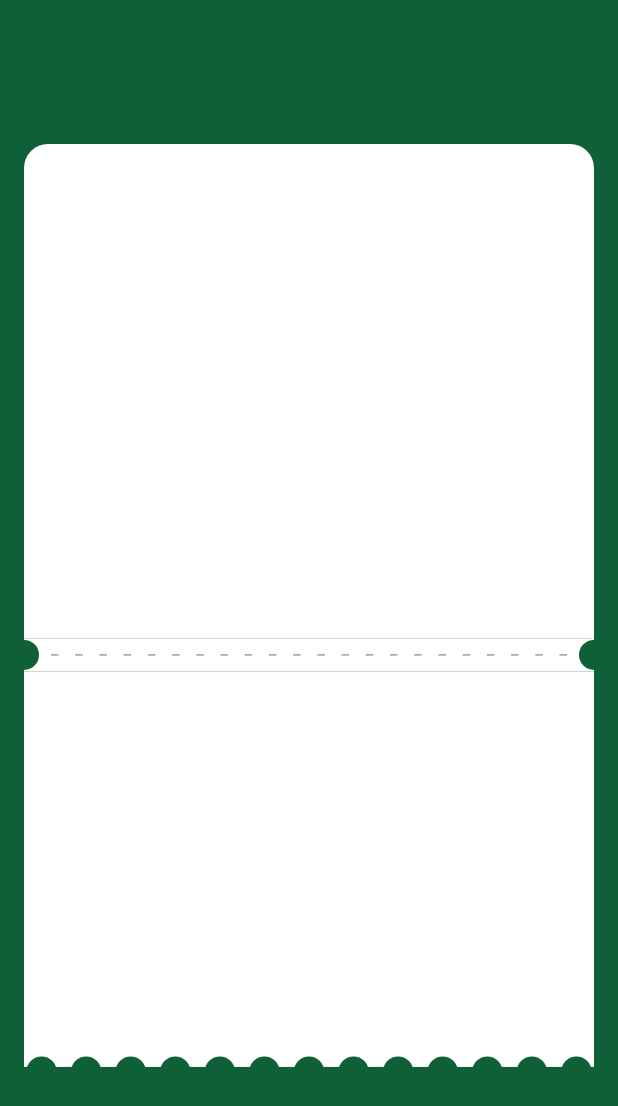
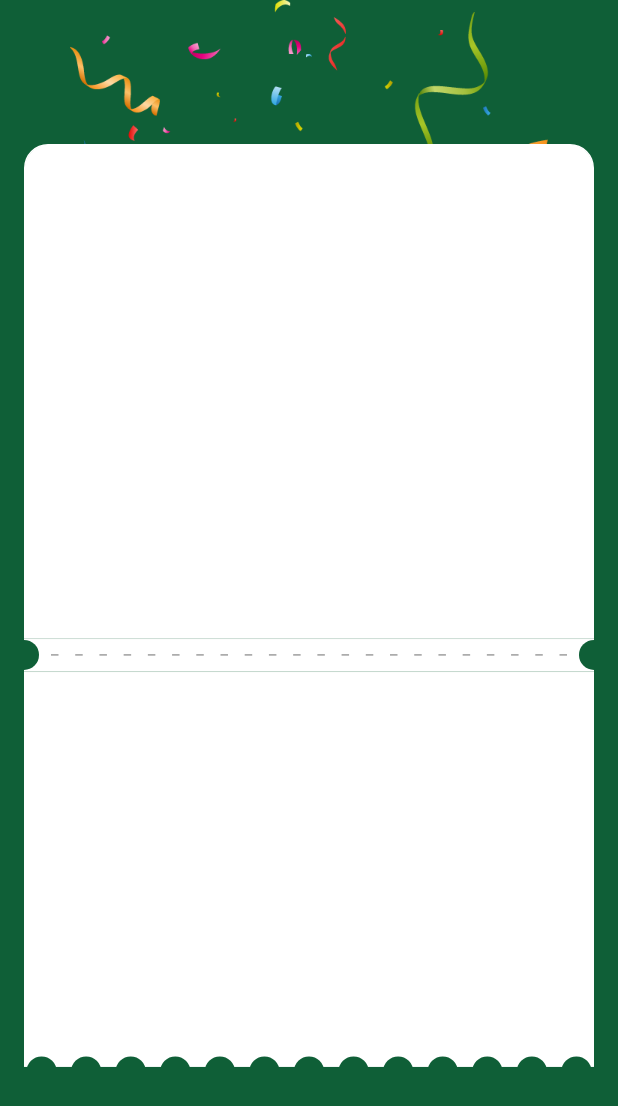
Before and after one commit to yinkyAde/receipt, a Flutter app: the screen it shows after launch, on a phone screen of 412 x 824 dp. Shown: the top 1106 px of the screen. Run offline on Flutter 3.47's test engine with Material 2 defaults, Android fonts, the phone set to English and light mode, and no system bars.

Commit message:
included confetti

```diff
--- a/lib/receipt_screen.dart
+++ b/lib/receipt_screen.dart
@@ -1,3 +1,4 @@
+import 'package:flutter/cupertino.dart';
 import 'package:flutter/material.dart';
 
 class ReceiptScreen extends StatefulWidget {
@@ -16,12 +17,30 @@ class _ReceiptScreenState extends State<ReceiptScreen> {
       child: Stack(
         alignment: Alignment.center,
         children: [
+          Positioned(
+            top: 0,
+            child: RotatedBox(
+              quarterTurns: 2,
+              child: Image.asset("assets/images/confetti.png",scale: 2.0),
+            ),
+          ),
+          // const Positioned(
+          //   top: 50.0,
+          //   child: Text(
+          //     "Top up Receipt",
+          //     style: TextStyle(
+          //       fontSize: 16.0,
+          //         color: Colors.white,
+          //         decoration: TextDecoration.none),
+          //   ),
+          // ),
           Column(
             children: [
              const SizedBox(height: 16.0 * 5),
               Container(
                 margin: const EdgeInsets.only(top:16.0,left: 16.0,right: 16.0,bottom: 0.0),
                 height: MediaQuery.of(context).size.height*0.4,
+                width: MediaQuery.of(context).size.width,
                 decoration: BoxDecoration(
                     color: Colors.white,
                   border: Border.all(color: Colors.white),
--- a/pubspec.yaml
+++ b/pubspec.yaml
@@ -60,9 +60,8 @@ flutter:
   uses-material-design: true
 
   # To add assets to your application, add an assets section, like this:
-  # assets:
-  #   - images/a_dot_burr.jpeg
-  #   - images/a_dot_ham.jpeg
+  assets:
+    - assets/images/
 
   # An image asset can refer to one or more resolution-specific "variants", see
   # https://flutter.dev/assets-and-images/#resolution-aware
```
Also changed, not shown: assets/images/checked.png (added), assets/images/confetti.png (added), pubspec.lock, 1 other file.
